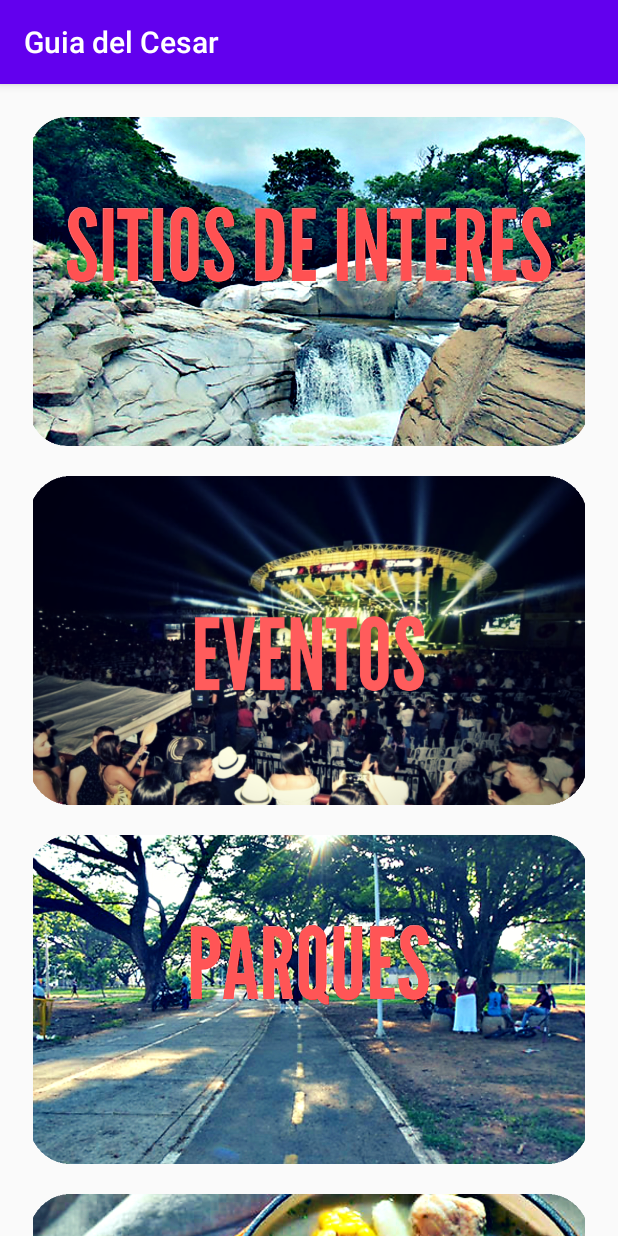
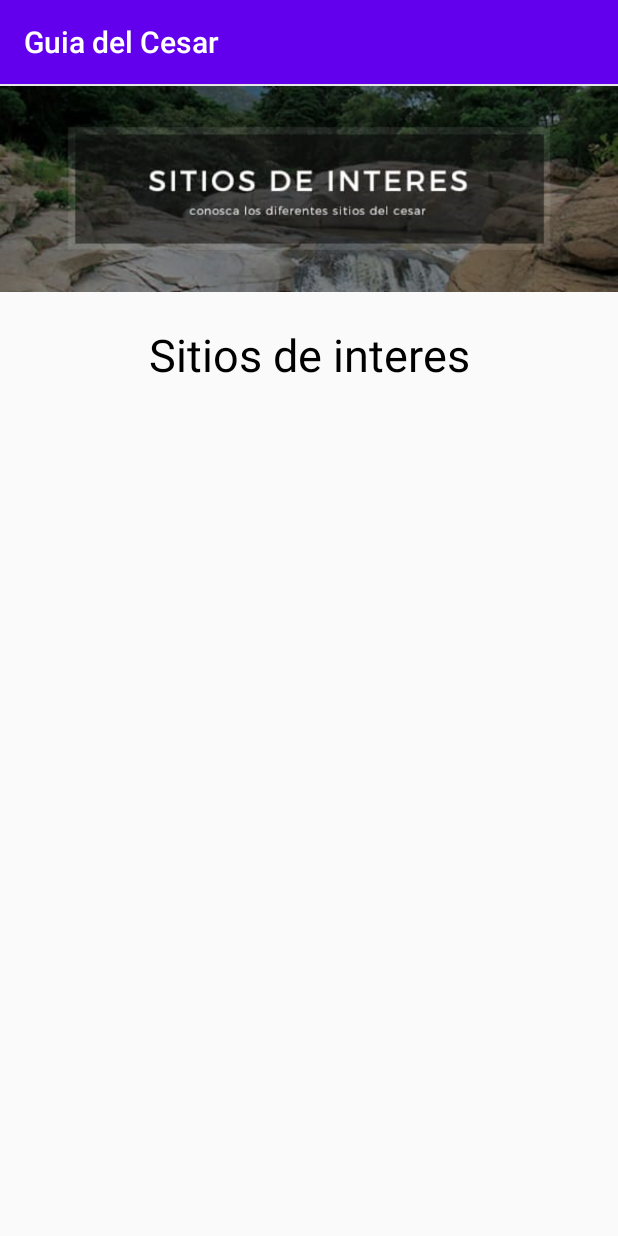
Before and after one commit to luismanueldiaz29/GuiaCesar, an Android app: the screen it shows after launch (MainActivity before the commit, Sitios after it), after a tap on an icon or button, on a phone screen of 412 x 824 dp. Run offline under Robolectric (Android 15) with nearby library versions, the phone set to English and light mode, and no system bars.

Commit message:
sitio de interes

```diff
--- a/app/src/main/AndroidManifest.xml
+++ b/app/src/main/AndroidManifest.xml
@@ -9,6 +9,7 @@
         android:roundIcon="@mipmap/ic_launcher_round"
         android:supportsRtl="true"
         android:theme="@style/AppTheme">
+        <activity android:name=".Sitios"></activity>
         <activity android:name=".MainActivity">
             <intent-filter>
                 <action android:name="android.intent.action.MAIN" />
--- a/app/src/main/java/com/example/guiavalledupar/MainActivity.java
+++ b/app/src/main/java/com/example/guiavalledupar/MainActivity.java
@@ -2,6 +2,7 @@ package com.example.guiavalledupar;
 
 import androidx.appcompat.app.AppCompatActivity;
 
+import android.content.Intent;
 import android.os.Bundle;
 import android.view.View;
 import android.widget.Toast;
@@ -15,6 +16,8 @@ public class MainActivity extends AppCompatActivity {
     }
 
     public void SitiosInteres(View view) {
+        Intent intent = new Intent(this, Sitios.class);
+        startActivity(intent);
         android.widget.Toast toast1 =Toast.makeText(getApplicationContext(),"Sistios de interes", Toast.LENGTH_SHORT);
         toast1.show();
     }
--- /dev/null
+++ b/app/src/main/java/com/example/guiavalledupar/Sitios.java
@@ -0,0 +1,14 @@
+package com.example.guiavalledupar;
+
+import androidx.appcompat.app.AppCompatActivity;
+
+import android.os.Bundle;
+
+public class Sitios extends AppCompatActivity {
+
+    @Override
+    protected void onCreate(Bundle savedInstanceState) {
+        super.onCreate(savedInstanceState);
+        setContentView(R.layout.activity_sitios);
+    }
+}
--- /dev/null
+++ b/app/src/main/res/layout/activity_sitios.xml
@@ -0,0 +1,27 @@
+<?xml version="1.0" encoding="utf-8"?>
+<LinearLayout xmlns:android="http://schemas.android.com/apk/res/android"
+    xmlns:app="http://schemas.android.com/apk/res-auto"
+    xmlns:tools="http://schemas.android.com/tools"
+    android:layout_width="match_parent"
+    android:layout_height="match_parent"
+    android:orientation="vertical"
+    tools:context=".Sitios">
+
+    <ImageView
+        android:layout_width="match_parent"
+        android:layout_height="140dp"
+        android:scaleType="fitCenter"
+        android:src="@drawable/encsitio" />
+
+    <TextView
+        android:layout_width="match_parent"
+        android:layout_height="wrap_content"
+        android:layout_centerHorizontal="true"
+        android:layout_marginTop="20dp"
+        android:gravity="center"
+        android:text="Sitios de interes"
+        android:textColor="@android:color/black"
+        android:textSize="30dp"
+        android:textStyle="normal" />
+
+</LinearLayout>
--- a/app/src/main/res/values/colors.xml
+++ b/app/src/main/res/values/colors.xml
@@ -3,4 +3,8 @@
     <color name="colorPrimary">#6200EE</color>
     <color name="colorPrimaryDark">#3700B3</color>
     <color name="colorAccent">#03DAC5</color>
+    <!-- Primary color for the editor -->
+    <color name="editorColorPrimary">#2D3640</color>
+    <!-- Primary dark color for the editor -->
+    <color name="editorColorPrimaryDark">#394450</color>
 </resources>
```
Also changed, not shown: app/src/main/res/drawable/encabezado.png (added), app/src/main/res/drawable/encsitio.png (added).
